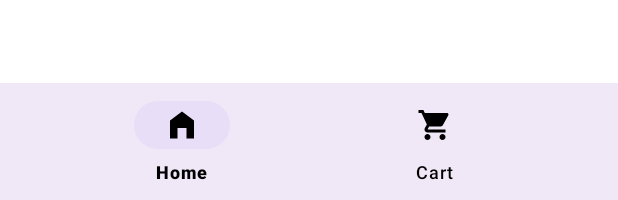
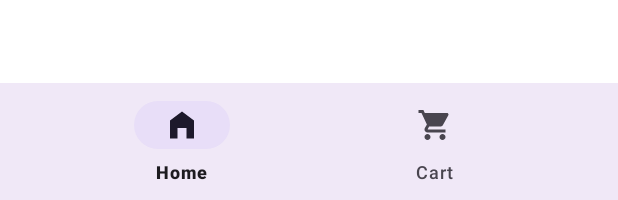
Before and after one commit to karthikreddy6/On_food, an Android app: the layout activity_item_list.xml on its own in the app's theme, with its tools: preview values and no code run, on a phone screen of 412 x 824 dp. Shown: the part 1033-1233 px from the top of the screen. Run offline under Robolectric (Android 15) with nearby library versions, the phone set to English and light mode, and no system bars.

Commit message:
V-008(nav banadges)

```diff
--- a/app/build.gradle
+++ b/app/build.gradle
@@ -43,9 +43,9 @@ dependencies {
     implementation 'com.github.bumptech.glide:glide:4.12.0'
     annotationProcessor 'com.github.bumptech.glide:compiler:4.12.0'
 //    implementation 'com.google.firebase:firebase-appcheck-playintegrity'
-        implementation 'com.google.android.material:material:1.5.0'
-        implementation 'androidx.recyclerview:recyclerview:1.2.1'
-        implementation 'com.squareup.picasso:picasso:2.71828'
+    implementation 'com.google.android.material:material:1.5.0'
+    implementation 'androidx.recyclerview:recyclerview:1.2.1'
+    implementation 'com.squareup.picasso:picasso:2.71828'
     implementation libs.appcompat
     implementation libs.material
     implementation libs.activity
--- a/app/src/main/res/layout/activity_item_list.xml
+++ b/app/src/main/res/layout/activity_item_list.xml
@@ -13,6 +13,7 @@
     <androidx.recyclerview.widget.RecyclerView
         android:id="@+id/recyclerViewCategories"
         android:layout_width="match_parent"
+        android:background="#00FFFFFF"
         android:layout_height="wrap_content"
         android:scrollbars="horizontal" />
 
@@ -22,12 +23,7 @@
         android:layout_height="0dp"
         android:layout_weight="1" />
 
-    <ProgressBar
-        android:id="@+id/progressBar"
-        android:visibility="gone"
-        style="?android:attr/progressBarStyle"
-        android:layout_width="match_parent"
-        android:layout_height="wrap_content" />
+
 
     <com.google.android.material.bottomnavigation.BottomNavigationView
         android:id="@+id/navigation"
@@ -35,9 +31,6 @@
         android:layout_height="wrap_content"
         android:layout_alignParentBottom="true"
         android:background="?android:attr/windowBackground"
-        app:menu="@menu/menu_nav"
-        app:labelVisibilityMode="labeled"
-        app:itemIconTint="@color/black"
-        app:itemTextColor="@color/black" />
+        app:menu="@menu/menu_nav" />
 
 </LinearLayout>
--- a/app/src/main/res/layout/category_item_layout.xml
+++ b/app/src/main/res/layout/category_item_layout.xml
@@ -11,7 +11,7 @@
         android:layout_width="80dp"
         android:layout_height="wrap_content"
         android:gravity="center"
-        android:padding="10dp"
+        android:padding="3dp"
         android:text="name"
         android:textColor="@android:color/black"
         android:textSize="12sp" />
--- a/app/src/main/res/menu/menu_nav.xml
+++ b/app/src/main/res/menu/menu_nav.xml
@@ -3,15 +3,9 @@
     <item
         android:id="@+id/navigation_home"
         android:icon="@drawable/ic_home"
-        android:layout_width="wrap_content"
-        android:layout_height="match_parent"
         android:title="Home" />
-
     <item
         android:id="@+id/navigation_cart"
         android:icon="@drawable/cart"
-        android:layout_width="wrap_content"
-        android:layout_height="match_parent"
-        android:checkable="false"
         android:title="Cart" />
 </menu>
--- a/app/src/main/res/values/colors.xml
+++ b/app/src/main/res/values/colors.xml
@@ -4,4 +4,5 @@
     <color name="white">#FFFFFFFF</color>
     <color name="brown">#72493F</color>
     <color name="colorPrimary">#80544F</color>
+    <color name="red">#E70D00</color>
 </resources>
--- a/gradle/libs.versions.toml
+++ b/gradle/libs.versions.toml
@@ -11,6 +11,8 @@ googleGmsGoogleServices = "4.4.2"
 firebaseAuth = "23.0.0"
 firebaseInappmessaging = "21.0.0"
 firebaseFirestore = "25.1.0"
+materialVersion = "1.6.0"
+recyclerview = "1.2.1"
 viewbinding = "8.7.0"
 firebaseMessaging = "24.0.2"
 
@@ -25,6 +27,8 @@ constraintlayout = { group = "androidx.constraintlayout", name = "constraintlayo
 firebase-auth = { group = "com.google.firebase", name = "firebase-auth", version.ref = "firebaseAuth" }
 firebase-inappmessaging = { group = "com.google.firebase", name = "firebase-inappmessaging", version.ref = "firebaseInappmessaging" }
 firebase-firestore = { group = "com.google.firebase", name = "firebase-firestore", version.ref = "firebaseFirestore" }
+material-v160 = { module = "com.google.android.material:material", version.ref = "materialVersion" }
+recyclerview = { module = "androidx.recyclerview:recyclerview", version.ref = "recyclerview" }
 viewbinding = { group = "androidx.databinding", name = "viewbinding", version.ref = "viewbinding" }
 firebase-messaging = { group = "com.google.firebase", name = "firebase-messaging", version.ref = "firebaseMessaging" }
 
```
Also changed, not shown: app/src/main/java/com/example/onfood/Activity/ItemListActivity.java (+28 -12 lines), app/src/main/res/drawable/badge_background.xml (added, +8 -0 lines).
